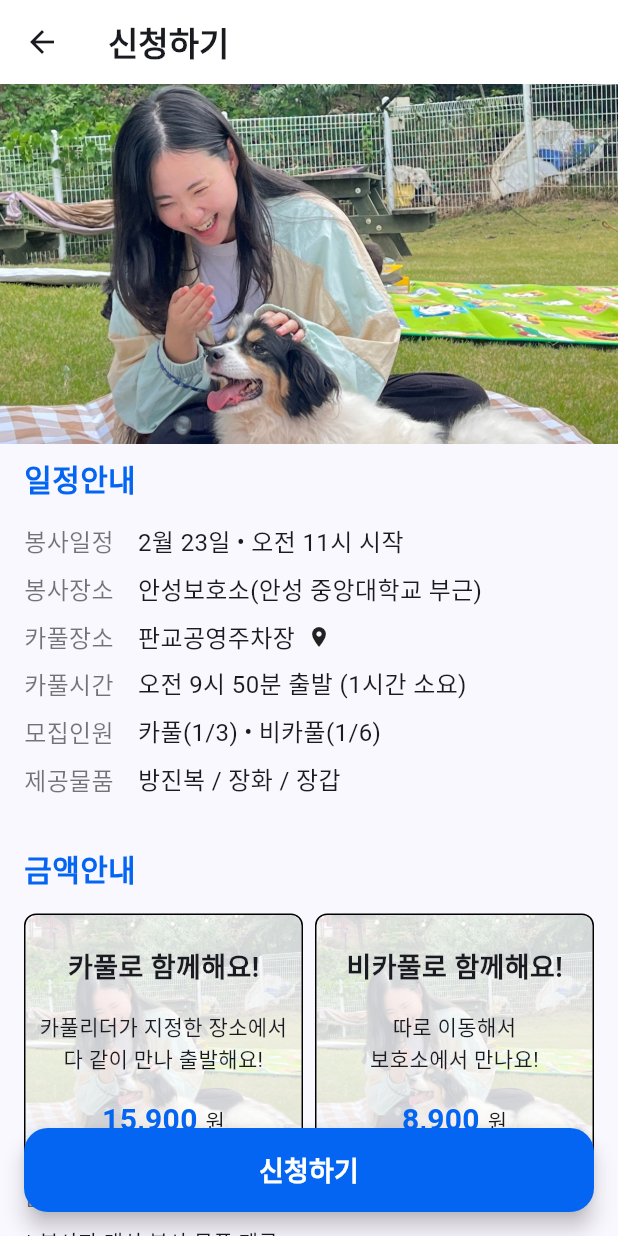
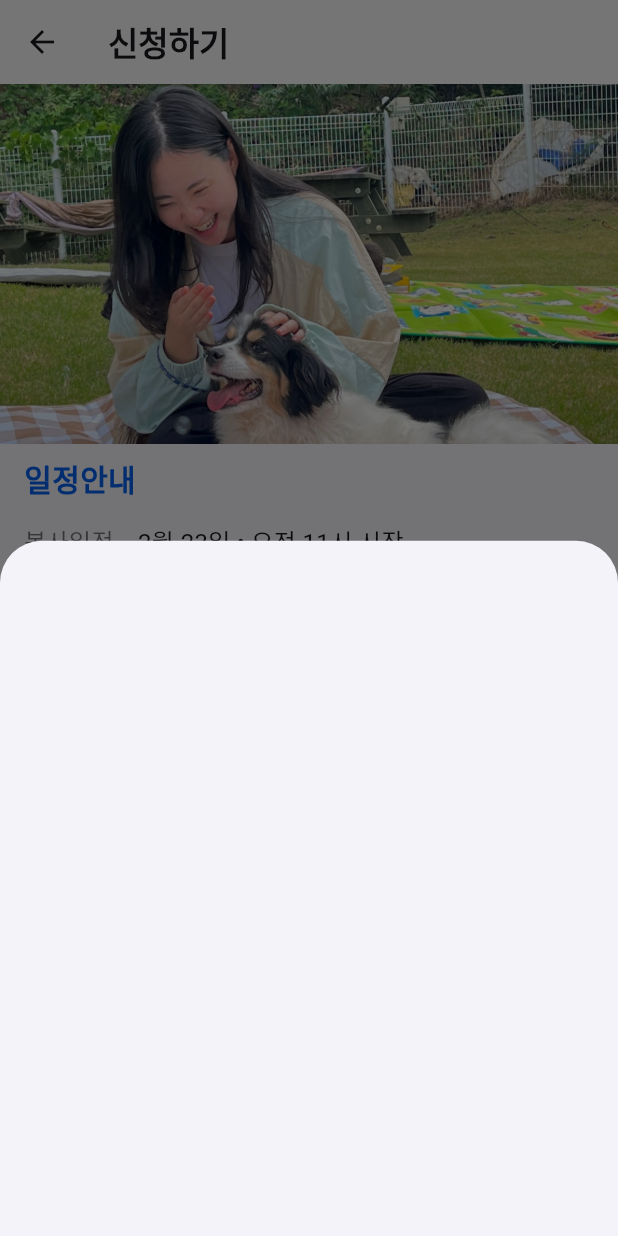
Before and after one commit to land-bony/twothreehours_new_project, a Flutter app: the ReservPageDetail screen opened directly, after a tap on "신청하기", on a phone screen of 412 x 824 dp. Run offline on Flutter 3.47's test engine with Material 3 defaults, Android fonts, the phone set to English and light mode, and no system bars; our stand-ins replace google_nav_bar; Roboto replaces fonts that are missing (Pretendard).

Commit message:
twothreehours_v0.4

```diff
--- a/lib/reserv_dir/reserv_detail_page.dart
+++ b/lib/reserv_dir/reserv_detail_page.dart
@@ -465,7 +465,7 @@ class ReservPageDetail extends StatelessWidget {
                       child: CircleAvatar(
                         radius: 8.0,
                         backgroundImage:
-                        AssetImage('assets/images/test_photo.jpg'),
+                            AssetImage('assets/images/test_photo.jpg'),
                       ),
                     ),
                     SizedBox(width: 16),
@@ -485,9 +485,7 @@ class ReservPageDetail extends StatelessWidget {
                           ),
                           Text(
                             '한줄평 입니다.',
-                            style: TextStyle(
-                              color: Colors.black54
-                            ),
+                            style: TextStyle(color: Colors.black54),
                           ),
                           const SizedBox(
                             height: 8,
@@ -515,19 +513,62 @@ class ReservPageDetail extends StatelessWidget {
             const SizedBox(height: 16),
             SizedBox(
               child: Padding(
-                padding: EdgeInsets.symmetric(horizontal: 16.0),
+                padding: const EdgeInsets.symmetric(horizontal: 16.0),
                 child: Container(
                   width: double.infinity,
-                  height: 100,
+                  constraints: const BoxConstraints(
+                    minHeight: 160,
+                  ),
                   decoration: BoxDecoration(
                     color: Colors.black12,
                     borderRadius: BorderRadius.circular(8),
                   ),
-                  child: Padding(
-                    padding: const EdgeInsets.all(8.0),
-                    child: Text('테스트'),
+                  child: const Padding(
+                    padding: EdgeInsets.only(
+                        top: 8.0, left: 16.0, right: 16.0, bottom: 8),
+                    child: Column(
+                      mainAxisSize: MainAxisSize.max,
+                      children: [
+                        Row(
+                          crossAxisAlignment: CrossAxisAlignment.start,
+                          children: [
+                            Text('1. '),
+                            SizedBox(width: 4),
+                            Flexible(
+                                child: Text('사람들을 싫어하는 강아지들이 있으니 섣불리 접근하지 마세요.', maxLines: 2,))
+                          ],
+                        ),
+                        Row(
+                          crossAxisAlignment: CrossAxisAlignment.start,
+                          children: [
+                            Text('2. '),
+                            SizedBox(width: 4),
+                            Flexible(
+                                child: Text('사람들을 싫어하는 강아지들이 있으니 섣불리 접근하지 마세요.', maxLines: 2,))
+                          ],
+                        ),
+                        Row(
+                          crossAxisAlignment: CrossAxisAlignment.start,
+                          children: [
+                            Text('3. '),
+                            SizedBox(width: 4),
+                            Flexible(
+                                child: Text('사람들을 싫어하는 강아지들이 있으니 섣불리 접근하지 마세요.', maxLines: 2,))
+                          ],
+                        ),
+                      ],
+                    ),
                   ),
                 ),
+              ),
+            ),
+            const SizedBox(height: 16),
+            Padding(
+              padding: const EdgeInsets.symmetric(horizontal: 8.0),
+              child: Container(
+                width: double.infinity,
+                height: 1,
+                color: Colors.black12,
               ),
             ),
             const SizedBox(height: 120),
@@ -539,7 +580,9 @@ class ReservPageDetail extends StatelessWidget {
         child: SizedBox(
           width: double.infinity,
           child: FloatingActionButton(
-            onPressed: () {},
+            onPressed: () {
+              showModalBottomSheet(context: context, builder: buildBottomSheet);
+            },
             backgroundColor: Theme.of(context).primaryColor,
             child: const Text(
               '신청하기',
@@ -554,4 +597,15 @@ class ReservPageDetail extends StatelessWidget {
       floatingActionButtonLocation: FloatingActionButtonLocation.centerFloat,
     );
   }
+
+  // Floating btn Bottom Sheet
+  Widget buildBottomSheet(BuildContext context) {
+    return Column(
+      children: [
+        Container(
+
+        ),
+      ],
+    );
+  }
 }
```
Also changed, not shown: 2 other files.
